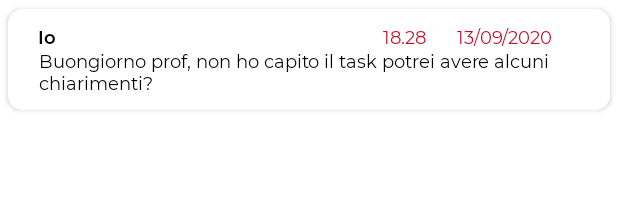
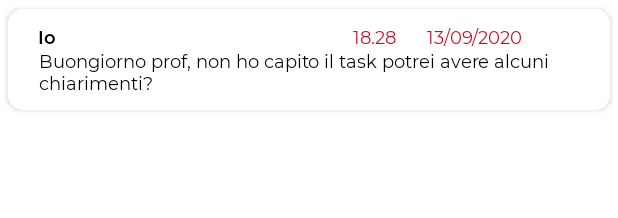
Before and after one commit to davideuez/UniStage, an Android app: the layout card_comment.xml on its own in the app's theme, with its tools: preview values and no code run, on a phone screen of 412 x 824 dp. Shown: the top 218 px of the screen. Run offline under Robolectric (Android 15) with nearby library versions, the phone set to English and light mode, and no system bars.

Commit message:
Risoluzione wait time notifiche

```diff
--- a/app/src/main/java/com/example/unistage/HomeStudenteDURANTEActivity.java
+++ b/app/src/main/java/com/example/unistage/HomeStudenteDURANTEActivity.java
@@ -1,4 +1,3 @@
-
 package com.example.unistage;
 
 import android.app.ActivityManager;
@@ -16,6 +15,8 @@ import androidx.appcompat.app.AppCompatActivity;
 import androidx.fragment.app.Fragment;
 
 import com.google.android.material.bottomnavigation.BottomNavigationView;
+import com.google.firebase.database.DatabaseReference;
+import com.google.firebase.database.FirebaseDatabase;
 
 import java.util.ArrayList;
 
@@ -85,7 +86,6 @@ public class HomeStudenteDURANTEActivity extends AppCompatActivity {
     private void triggerService() throws InterruptedException {
         Log.d("MYTAG", "triggerService()");
         if (isMyServiceRunning(AppService.class)) {
-            Thread.sleep(2000);
             stopService(new Intent(this, AppService.class));
         }
     }
--- a/app/src/main/res/layout/card_comment.xml
+++ b/app/src/main/res/layout/card_comment.xml
@@ -4,7 +4,7 @@
     android:layout_height="wrap_content"
     xmlns:app="http://schemas.android.com/apk/res-auto"
     app:cardUseCompatPadding="true"
-    android:padding="10dp"
+    android:padding="5dp"
     app:cardCornerRadius="10dp">
 
     <LinearLayout
@@ -23,7 +23,7 @@
             android:layout_marginStart="10dp">
 
             <TextView
-                android:layout_width="150dp"
+                android:layout_width="130dp"
                 android:layout_height="wrap_content"
                 android:fontFamily="@font/montserrat_semibold"
                 android:text="Io"
```
Also changed, not shown: app/src/main/java/com/example/unistage/AppService.java (+2 -8 lines), app/src/main/res/layout/activity_comment.xml (+7 -6 lines).
